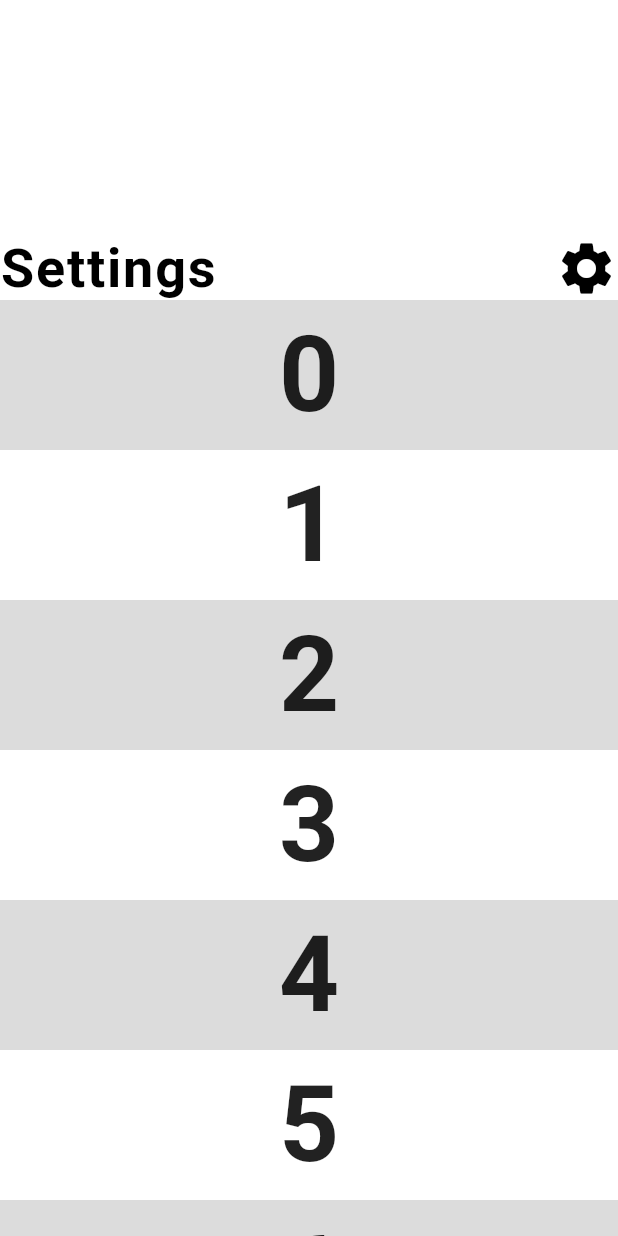
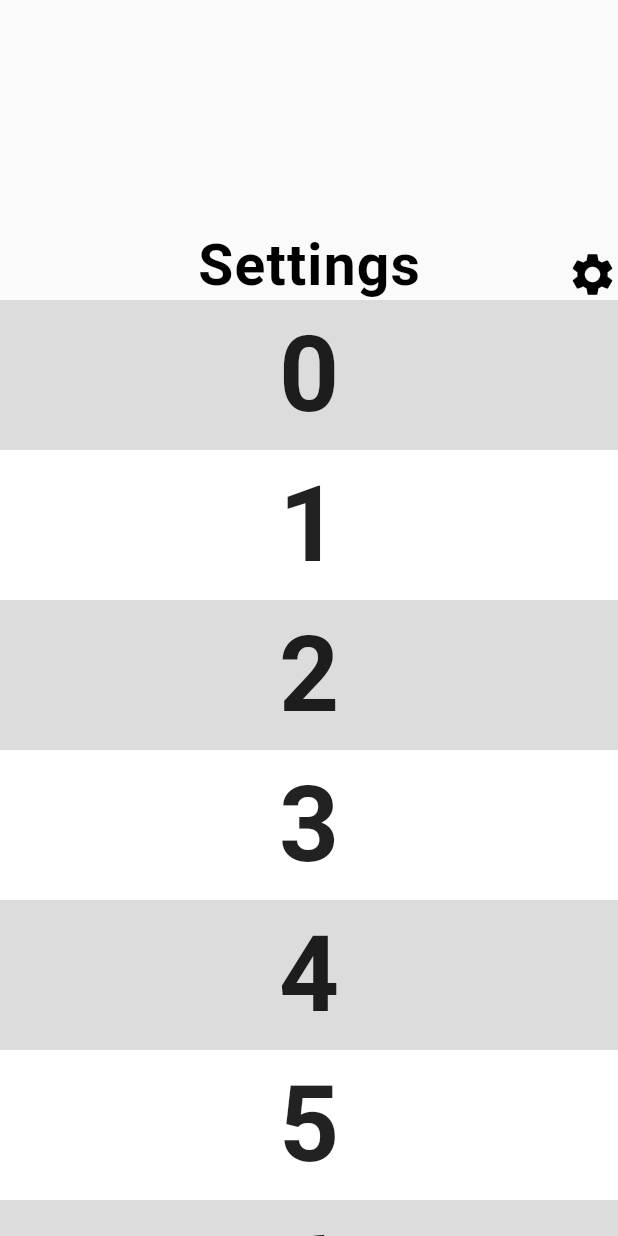
Before and after one commit to MertSaygili/flutter_local_databases, a Flutter app: the screen it shows after launch, on a phone screen of 412 x 824 dp. Run offline on Flutter 3.47's test engine with Material 2 defaults, Android fonts, the phone set to English and light mode, and no system bars; our stand-ins replace shared_preferences, sqflite; accounts and stored records are empty.

Commit message:
sliver appbar added

```diff
--- a/lib/SharedPreferences/constants/constants.dart
+++ b/lib/SharedPreferences/constants/constants.dart
@@ -2,12 +2,14 @@ import 'package:flutter/material.dart';
 
 class FontSizes {
   // text sizes
+  final double largeHeadline = 38;
+  final double mediumHeadline = 28;
   final double largeText = 26;
   final double mediumText = 24;
   final double smallText = 18;
 
   // font sizes
-  final double iconSize = 28;
+  final double iconSize = 34;
 }
 
 class ColorItems {
--- a/lib/SharedPreferences/ui/view/main_page.dart
+++ b/lib/SharedPreferences/ui/view/main_page.dart
@@ -1,9 +1,6 @@
 import 'package:flutter/material.dart';
 import 'package:flutter_local_databases/SharedPreferences/constants/strings.dart';
-import 'package:flutter_local_databases/SharedPreferences/ui/widgets/custom_silver_appbar.dart';
-
-import '../../constants/constants.dart';
-import '../widgets/k.dart';
+import '../widgets/custom_persistent_sliver_appbar.dart';
 
 class MainPageView extends StatefulWidget {
   const MainPageView({super.key});
@@ -20,18 +17,13 @@ class _MainPageViewState extends State<MainPageView> {
     return Scaffold(
       body: CustomScrollView(
         slivers: <Widget>[
-          // SliverPersistentHeader(
-          //   pinned: true,
-          //   floating: true,
-          //   delegate: MySliverAppBar(
-          //     expandedHeight: 200,
-          //     title: _strings.titleSettings,
-          //     icon: IconItems().iconSettings,
-          //   ),
-          // ),
-          CustomSilverAppBar(
-            title: _strings.titleSettings,
-            icon: IconItems().iconSettings,
+          SliverPersistentHeader(
+            delegate: CustomPersistenSliverAppbar(
+              expandedHeight: 200,
+              title: _strings.titleSettings,
+            ),
+            pinned: true,
+            floating: true,
           ),
           SliverList(
             delegate: SliverChildBuilderDelegate(
--- a/lib/main.dart
+++ b/lib/main.dart
@@ -1,5 +1,6 @@
 import 'package:flutter/material.dart';
 import 'package:flutter_local_databases/theme/light_custom_theme.dart';
+
 import 'SharedPreferences/ui/view/main_page.dart';
 
 void main() {
@@ -14,7 +15,7 @@ class MyApp extends StatelessWidget {
     FloatingActionButtonLocation.centerDocked;
     return MaterialApp(
       title: 'Flutter Local Databases',
-      // theme:CustomDarkTheme().theme, for SQFlite
+      // theme: CustomDarkTheme().theme, for SQFlite
       theme: CustomLightTheme().theme,
       home: const MainPageView(),
     );
--- a/lib/theme/light_custom_theme.dart
+++ b/lib/theme/light_custom_theme.dart
@@ -17,11 +17,17 @@ class CustomLightTheme {
         size: _fontSizes.iconSize,
       ),
       textTheme: TextTheme(
-        headlineMedium: TextStyle(
-          fontSize: _fontSizes.mediumText,
+        headlineLarge: TextStyle(
+          fontSize: _fontSizes.largeHeadline,
           color: _colors.colorBlack,
           letterSpacing: 0.8,
           fontWeight: FontWeight.w700,
+        ),
+        headlineMedium: TextStyle(
+          fontSize: _fontSizes.mediumHeadline,
+          color: _colors.colorBlack,
+          letterSpacing: 0.5,
+          fontWeight: FontWeight.w500,
         ),
       ),
     );
```
Also changed, not shown: lib/SharedPreferences/ui/widgets/custom_persistent_sliver_appbar.dart (added, +70 -0 lines), lib/SharedPreferences/ui/widgets/k.dart (deleted, +0 -60 lines), lib/SharedPreferences/ui/widgets/custom_appbar.dart (renamed from lib/SharedPreferences/ui/widgets/custom_silver_appbar.dart).
